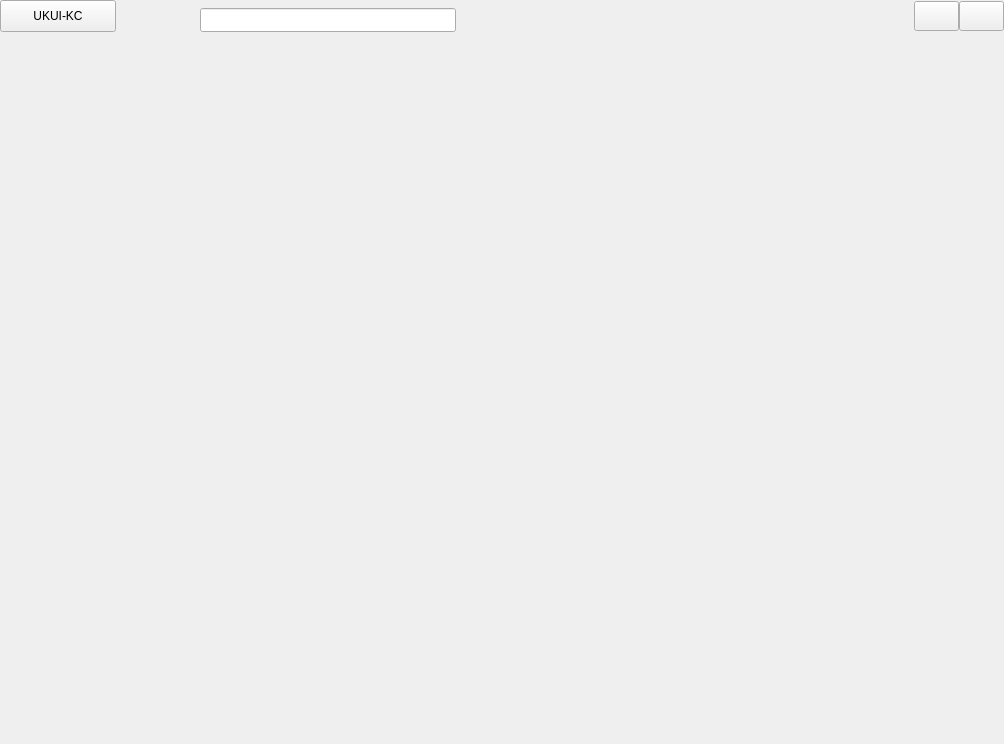
First picture: the form in mainui/mainwindow.ui, repository ukui/ukui-control-center, before the edit.
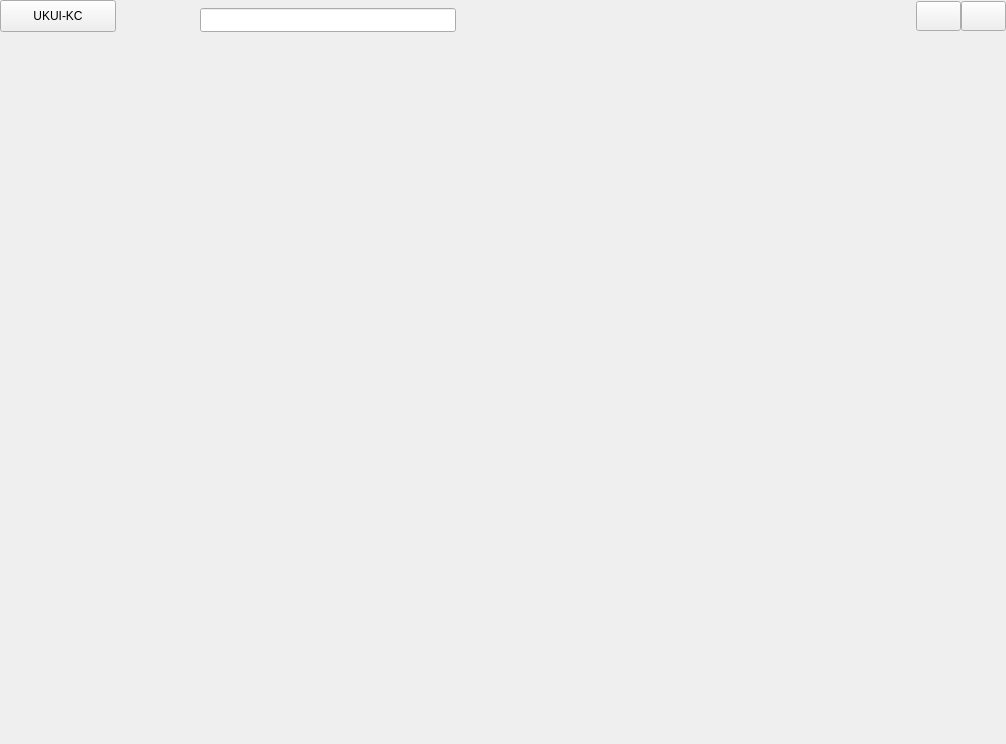
Second picture: the form after the edit.

The edit to the form file:
```diff
--- a/mainui/mainwindow.ui
+++ b/mainui/mainwindow.ui
@@ -6,20 +6,20 @@
    <rect>
     <x>0</x>
     <y>0</y>
-    <width>1004</width>
+    <width>1006</width>
     <height>744</height>
    </rect>
   </property>
   <property name="minimumSize">
    <size>
-    <width>1004</width>
-    <height>744</height>
+    <width>0</width>
+    <height>0</height>
    </size>
   </property>
   <property name="maximumSize">
    <size>
-    <width>1004</width>
-    <height>744</height>
+    <width>16777215</width>
+    <height>16777215</height>
    </size>
   </property>
   <property name="windowTitle">
@@ -51,13 +51,13 @@
        <widget class="QWidget" name="titleWidget" native="true">
         <property name="minimumSize">
          <size>
-          <width>1004</width>
+          <width>0</width>
           <height>32</height>
          </size>
         </property>
         <property name="maximumSize">
          <size>
-          <width>1004</width>
+          <width>16777215</width>
           <height>32</height>
          </size>
         </property>
```
